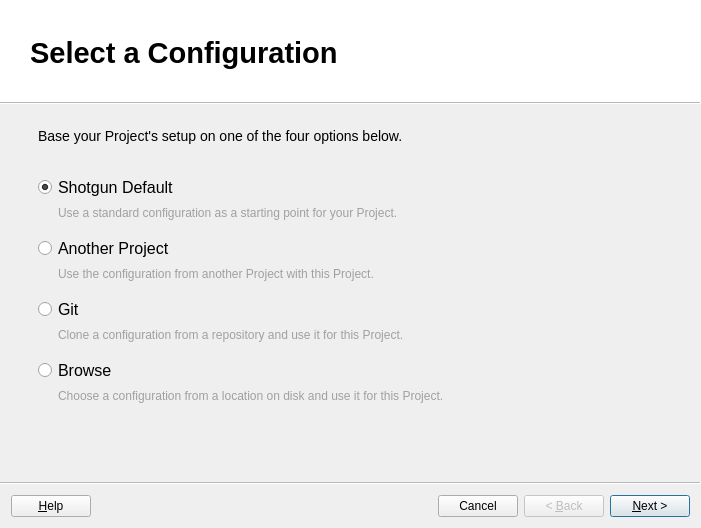
The window that resources/setup_project.ui (shotgunsoftware/tk-framework-adminui) describes before a commit, drawn with Qt 5.
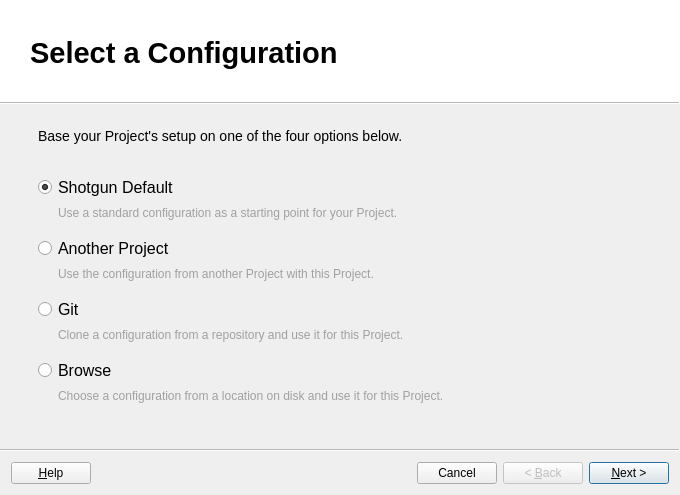
The same window after the commit. Icons and pictures are not drawn. Custom widgets are drawn as their Qt base class.

Commit message: #46601 WIP: updating wizard for manual storage mapping

What changed in the file:
```diff
--- a/resources/setup_project.ui
+++ b/resources/setup_project.ui
@@ -6,8 +6,8 @@
    <rect>
     <x>0</x>
     <y>0</y>
-    <width>701</width>
-    <height>528</height>
+    <width>680</width>
+    <height>495</height>
    </rect>
   </property>
   <property name="windowTitle">
@@ -1556,6 +1556,12 @@
    <header>..setup_project.default_config_page.h</header>
    <container>1</container>
   </customwidget>
+  <customwidget>
+   <class>StorageMapPage</class>
+   <extends>QWizardPage</extends>
+   <header>..setup_project.storage_map_page.h</header>
+   <container>1</container>
+  </customwidget>
  </customwidgets>
  <tabstops>
   <tabstop>project_list</tabstop>
```
Left out of the diff: 88 changed lines with no effect on the pictures. The commit also changes 27 other files.
